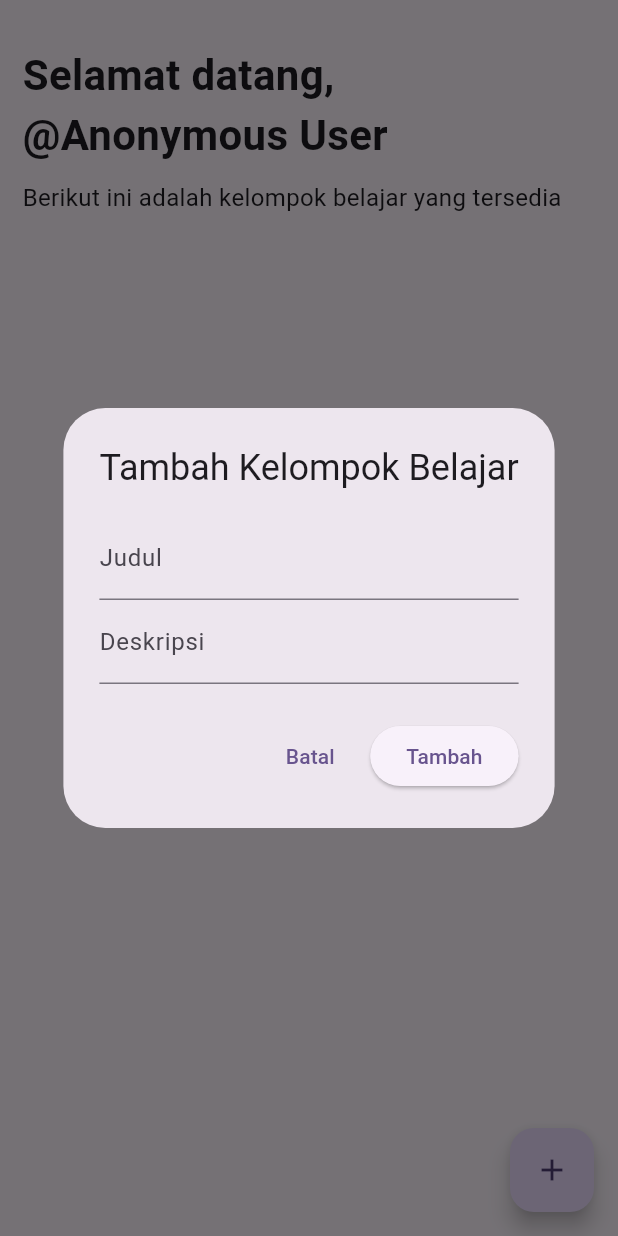
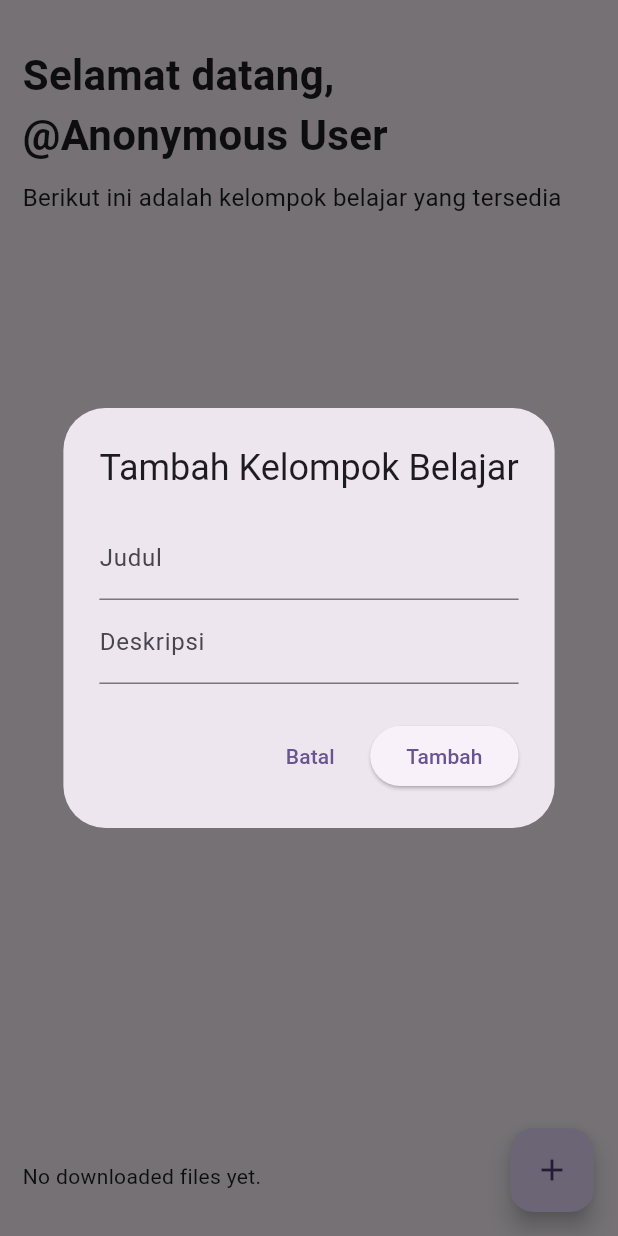
Before and after one commit to azureeeeeeeeeeee/StudySync, a Flutter app: the HomePage screen opened by its route, after a tap on the "add" icon, on a phone screen of 412 x 824 dp. Run offline on Flutter 3.47's test engine with Material 3 defaults, Android fonts, the phone set to English and light mode, and no system bars; our stand-ins replace connectivity_plus, dio, drift, drift_flutter, file_picker, firebase_core and 3 more; missing offline and left inert: syncfusion_flutter_pdfviewer; accounts and stored records are empty; generated files the repository leaves out were written again; network calls fail.

Commit message:
feat(mobile): add download for offline usage

```diff
--- a/mobile/lib/constants.dart
+++ b/mobile/lib/constants.dart
@@ -1,4 +1,4 @@
-const String LAN_IP = "10.160.86.31";
+const String LAN_IP = "192.168.1.25";
 const String IPV4_IP = "10.128.120.116";
 const String AI_IP = "10.0.2.2";
 
--- /dev/null
+++ b/mobile/lib/data/db/database.dart
@@ -0,0 +1,35 @@
+import 'package:drift/drift.dart';
+import 'package:drift_flutter/drift_flutter.dart';
+import 'package:path_provider/path_provider.dart';
+
+part 'database.g.dart';
+
+class DownloadedItems extends Table {
+  IntColumn get id => integer().autoIncrement()();
+  TextColumn get title => text().withLength(min:6)();
+  TextColumn get path => text().named('path')();
+  DateTimeColumn get createdAt => dateTime().nullable()();
+}
+
+@DriftDatabase(tables: [DownloadedItems])
+class AppDatabase extends _$AppDatabase {
+  // After generating code, this class needs to define a `schemaVersion` getter
+  // and a constructor telling drift where the database should be stored.
+  // These are described in the getting started guide: https://drift.simonbinder.eu/setup/
+  AppDatabase([QueryExecutor? executor]) : super(executor ?? _openConnection());
+
+  @override
+  int get schemaVersion => 1;
+
+  static QueryExecutor _openConnection() {
+    return driftDatabase(
+      name: 'my_database',
+      native: const DriftNativeOptions(
+        // By default, `driftDatabase` from `package:drift_flutter` stores the
+        // database files in `getApplicationDocumentsDirectory()`.
+        databaseDirectory: getApplicationSupportDirectory,
+      ),
+      // If you need web support, see https://drift.simonbinder.eu/platforms/web/
+    );
+  }
+}
--- a/mobile/lib/data/notifiers.dart
+++ b/mobile/lib/data/notifiers.dart
@@ -1,3 +1,4 @@
 import 'package:flutter/material.dart';
 
 ValueNotifier<String> usernameNotifier = ValueNotifier("Anonymous User");
+ValueNotifier<bool> connectivityStatusNotifier = ValueNotifier(false);
--- a/mobile/lib/router.dart
+++ b/mobile/lib/router.dart
@@ -1,7 +1,9 @@
 import 'package:go_router/go_router.dart';
+import 'package:mobile/data/db/database.dart';
 import 'package:mobile/data/model/forum_file_data.dart';
 import 'package:mobile/screens/forum_detail_screen.dart';
 import 'package:mobile/screens/home_screen.dart';
+import 'package:mobile/screens/local_pdf_viewer.dart';
 import 'package:mobile/screens/pdf_viewer_screen.dart';
 import 'package:mobile/screens/signup_screen.dart';
 import 'package:mobile/screens/singin_screen.dart';
@@ -25,7 +27,8 @@ final GoRouter routes = GoRouter(
       path: '/forum/:id',
       builder: (context, state) {
         final forumId = int.parse(state.pathParameters['id']!);
-        return ForumDetail(forumId: forumId);
+        final AppDatabase db = state.extra as AppDatabase;
+        return ForumDetail(forumId: forumId, db: db);
       }
     ),
     GoRoute(
@@ -35,5 +38,12 @@ final GoRouter routes = GoRouter(
         return PdfViewerScreen(file: file);
       }
     ),
+    GoRoute(
+      path: '/read/pdf/offline',
+      builder: (context, state) {
+        final file = state.extra as DownloadedItem;
+        return PdfOfflineViewerScreen(item: file);
+      }
+    ),
   ],
 );
--- a/mobile/lib/screens/home_screen.dart
+++ b/mobile/lib/screens/home_screen.dart
@@ -1,7 +1,10 @@
 import 'package:flutter/material.dart';
 import 'package:go_router/go_router.dart';
+import 'package:mobile/data/db/database.dart';
 import 'package:mobile/data/model/forum_data.dart';
 import 'package:mobile/data/notifiers.dart';
+import 'package:mobile/services/conn.dart';
+import 'package:mobile/widgets/home/downloaded_widget.dart';
 import 'package:mobile/widgets/home/room_widget.dart';
 
 class HomePage extends StatefulWidget {
@@ -15,12 +18,18 @@ class HomePage extends StatefulWidget {
 
 class HomePageState extends State<HomePage> {
   List<Forum> forums = [];
+  final db = AppDatabase();
 
   @override
   void initState() {
     super.initState();
 
     fetchForums();
+
+    NetworkUtils.onInternetStatusChange.listen((isOnline) {
+      print("=== NETWORK STATUS ===");
+      print('Network status: $isOnline');
+    });
   }
 
   Future<void> fetchForums() async {
@@ -120,12 +129,13 @@ class HomePageState extends State<HomePage> {
                 itemCount: forums.length,
                 itemBuilder: (context, index) {
                   final forum = forums[index];
-                  return forumCard(forum: forum, context: context);
+                  return forumCard(forum: forum, context: context, db: db);
                 },
                 separatorBuilder: (context, index) => SizedBox(height: 15,),
                 scrollDirection: Axis.vertical,
               ),
             ),
+            DownloadedWidget(db: db),
           ],
         ),
       ),
--- /dev/null
+++ b/mobile/lib/services/conn.dart
@@ -0,0 +1,28 @@
+import 'dart:io';
+import 'package:connectivity_plus/connectivity_plus.dart';
+
+class NetworkUtils {
+  static final Connectivity _connectivity = Connectivity();
+
+  static Future<bool> hasInternetConnection() async {
+    var connectivityResult = await _connectivity.checkConnectivity();
+    if (connectivityResult == ConnectivityResult.none) return false;
+
+    try {
+      final result = await InternetAddress.lookup('example.com');
+      return result.isNotEmpty && result[0].rawAddress.isNotEmpty;
+    } on SocketException catch (_) {
+      return false;
+    }
+  }
+
+  static Stream<bool> get onInternetStatusChange async* {
+    await for (final result in _connectivity.onConnectivityChanged) {
+      if (result == ConnectivityResult.none) {
+        yield false;
+      } else {
+        yield await hasInternetConnection();
+      }
+    }
+  }
+}
--- /dev/null
+++ b/mobile/lib/widgets/home/downloaded_widget.dart
@@ -0,0 +1,54 @@
+import 'package:flutter/material.dart';
+import 'package:flutter/widgets.dart';
+import 'package:go_router/go_router.dart';
+import 'package:mobile/data/db/database.dart';
+import 'package:path/path.dart' as p;
+
+class DownloadedWidget extends StatelessWidget {
+  final AppDatabase db;
+  const DownloadedWidget({super.key, required this.db});
+
+  @override
+  Widget build(BuildContext context) {
+    return StreamBuilder<List<DownloadedItem>>(
+      stream: db.select(db.downloadedItems).watch(),
+      builder: (context, snapshot) {
+        if (!snapshot.hasData) return const CircularProgressIndicator();
+
+        final downloads = snapshot.data!;
+        if (downloads.isEmpty) return const Text("No downloaded files yet.");
+
+        return Column(
+          crossAxisAlignment: CrossAxisAlignment.start,
+          children: [
+            const Text(
+              "📂 Downloaded Files",
+              style: TextStyle(fontSize: 20, fontWeight: FontWeight.bold),
+            ),
+            const SizedBox(height: 8),
+            ListView.separated(
+              shrinkWrap: true,
+              physics: const NeverScrollableScrollPhysics(),
+              itemCount: downloads.length,
+              separatorBuilder: (context, index) => const Divider(),
+              itemBuilder: (context, index) {
+                final file = downloads[index];
+                return ListTile(
+                  leading: const Icon(Icons.picture_as_pdf, color: Colors.red),
+                  title: Text(file.title),
+                  subtitle: Text(p.basename(file.path)),
+                  onTap: () {
+                    context.push(
+                      '/read/pdf/offline',
+                      extra: file,
+                    );
+                  },
+                );
+              },
+            ),
+          ],
+        );
+      },
+    );
+  }
+}
--- a/mobile/lib/widgets/home/room_widget.dart
+++ b/mobile/lib/widgets/home/room_widget.dart
@@ -72,6 +72,7 @@
 import 'dart:math';
 import 'package:flutter/material.dart';
 import 'package:go_router/go_router.dart';
+import 'package:mobile/data/db/database.dart';
 import 'package:mobile/data/model/forum_data.dart';
 
 Color getRandomColor() {
@@ -90,6 +91,7 @@ Color getRandomColor() {
 InkWell forumCard({
   required Forum forum,
   required BuildContext context,
+  required AppDatabase db,
 }) {
   String description = forum.description.length > 60
       ? forum.description.substring(0, 60) + " ..."
@@ -99,7 +101,7 @@ InkWell forumCard({
 
   return InkWell(
     onTap: () {
-      context.push("/forum/${forum.id}");
+      context.push("/forum/${forum.id}", extra: db);
     },
     child: Container(
       margin: const EdgeInsets.symmetric(horizontal: 4),
```
Also changed, not shown: mobile/lib/data/model/forum_data.dart (+35 -0 lines), mobile/lib/screens/forum_detail_screen.dart (+5 -2 lines), mobile/lib/screens/local_pdf_viewer.dart (added, +27 -0 lines), mobile/lib/widgets/forum_detail/pdf_card.dart (+25 -1 lines), mobile/pubspec.yaml (+8 -0 lines), mobile/lib/data/db/database.g.dart (added), mobile/pubspec.lock, 5 other files.
